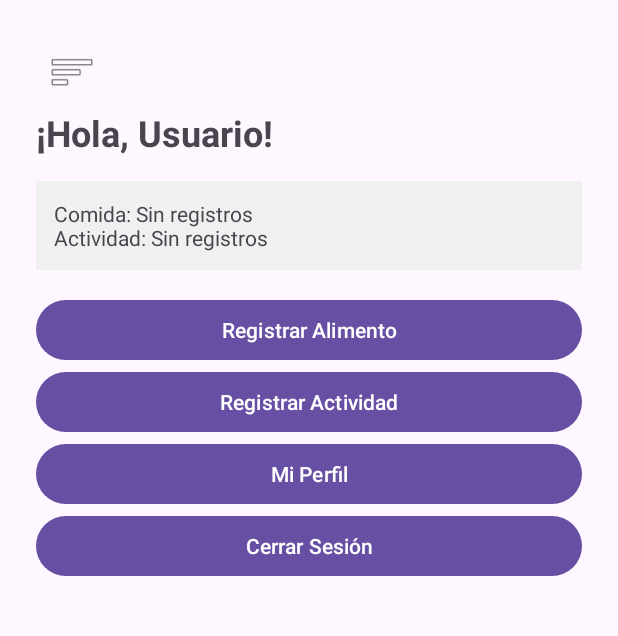
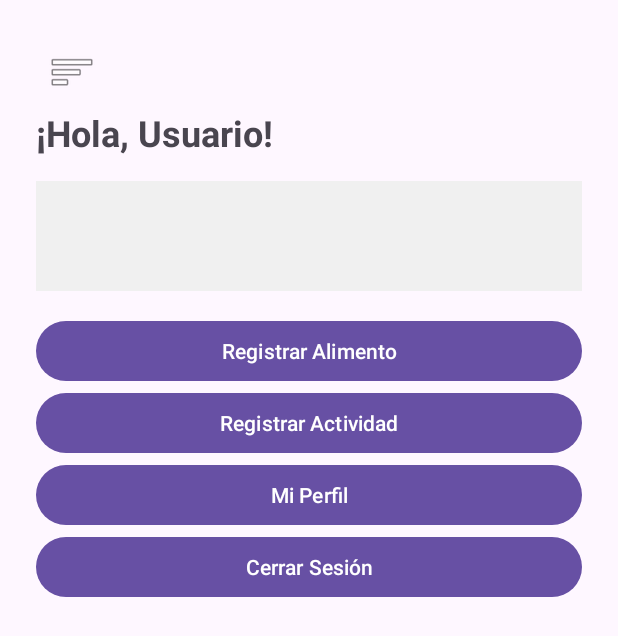
Before and after one commit to AlexissBF/NutriTrack, an Android app: the DashboardActivity screen opened directly, with no data from a screen before it, on a phone screen of 412 x 824 dp. Shown: the top 636 px of the screen. Run offline under Robolectric (Android 15) with nearby library versions, the phone set to English and light mode, and no system bars.

Commit message:
Se agrego el codigo base de el registro de alimentos

```diff
--- a/app/src/main/java/storage/RecordPrefs.kt
+++ b/app/src/main/java/storage/RecordPrefs.kt
@@ -1,25 +1,46 @@
 package com.example.nutritrack.storage
 
 import android.content.Context
+import com.example.nutritrack.data.FoodEntry
+import com.google.gson.Gson
+import com.google.gson.reflect.TypeToken
 
 class RecordPrefs(context: Context) {
     private val prefs = context.getSharedPreferences("NutriTrackRecords", Context.MODE_PRIVATE)
+    private val gson = Gson()
 
-    // RF02 & RF03: Guardar registros ligados específicamente al correo del usuario [cite: 81, 85]
-    fun saveLastFoodEntry(userEmail: String, name: String, calories: Int) {
-        val entry = "$name ($calories kcal)"
-        prefs.edit().putString("${userEmail}_last_food", entry).apply()
+    /**
+     * Obtiene la lista completa de alimentos para un usuario específico.
+     * @param userEmail El email del usuario para buscar sus registros.
+     * @return Una lista mutable de FoodEntry. Si no hay registros, devuelve una lista vacía.
+     */
+    fun getFoodEntriesForUser(userEmail: String): MutableList<FoodEntry> {
+        // La clave es única para cada usuario, ej: "gael1@gmail.com_food_entries"
+        val json = prefs.getString("${userEmail}_food_entries", null)
+        if (json == null) {
+            return mutableListOf()
+        }
+        val type = object : TypeToken<MutableList<FoodEntry>>() {}.type
+        return gson.fromJson(json, type)
     }
 
-    fun saveLastActivityEntry(userEmail: String, name: String, calories: Int) {
-        val entry = "$name ($calories kcal gastadas)"
-        prefs.edit().putString("${userEmail}_last_activity", entry).apply()
+    /**
+     * Añade un nuevo registro de comida a la lista de un usuario.
+     * @param userEmail El email del usuario al que pertenece el registro.
+     * @param foodEntry El objeto FoodEntry que se va a añadir.
+     */
+    fun addFoodEntry(userEmail: String, foodEntry: FoodEntry) {
+        // 1. Obtener la lista actual de comidas
+        val foodList = getFoodEntriesForUser(userEmail)
+        // 2. Añadir el nuevo registro a la lista
+        foodList.add(foodEntry)
+        // 3. Convertir la lista actualizada a JSON
+        val json = gson.toJson(foodList)
+        // 4. Guardar el JSON en SharedPreferences
+        prefs.edit().putString("${userEmail}_food_entries", json).apply()
     }
 
-    // Recuperar solo los datos del usuario actual [cite: 98]
-    fun getLastFoodEntry(userEmail: String): String =
-        prefs.getString("${userEmail}_last_food", "Sin registros") ?: "Sin registros"
-
-    fun getLastActivityEntry(userEmail: String): String =
-        prefs.getString("${userEmail}_last_activity", "Sin registros") ?: "Sin registros"
+    // NOTA: He eliminado los métodos saveLastFoodEntry, getLastFoodEntry, etc.
+    // para reemplazarlos por este nuevo sistema que guarda una lista completa.
+    // Si necesitas guardar también un historial de actividades físicas, seguiríamos un patrón similar.
 }
--- a/app/src/main/res/layout/activity_dashboard.xml
+++ b/app/src/main/res/layout/activity_dashboard.xml
@@ -30,13 +30,31 @@
             android:textSize="24sp"
             android:textStyle="bold" />
 
-        <TextView
-            android:id="@+id/tv_balance_value"
+        <!-- Contenedor para el resumen de comidas -->
+        <LinearLayout
             android:layout_width="match_parent"
             android:layout_height="wrap_content"
+            android:orientation="vertical"
             android:padding="12dp"
             android:background="#F0F0F0"
-            android:layout_marginTop="16dp"/>
+            android:layout_marginTop="16dp">
+
+            <TextView
+                android:id="@+id/tv_food_summary"
+                android:layout_width="match_parent"
+                android:layout_height="wrap_content"
+                android:maxLines="8" />
+
+            <TextView
+                android:id="@+id/tv_total_calories"
+                android:layout_width="match_parent"
+                android:layout_height="wrap_content"
+                android:textAlignment="textEnd"
+                android:textStyle="bold"
+                android:textSize="16sp"
+                android:layout_marginTop="8dp" />
+
+        </LinearLayout>
 
         <Button
             android:id="@+id/btn_register_food"
```
Also changed, not shown: app/src/main/java/com/example/nutritrack/DashboardActivity.kt (+33 -3 lines), app/src/main/java/com/example/nutritrack/FoodEntryActivity.kt (+31 -7 lines).
